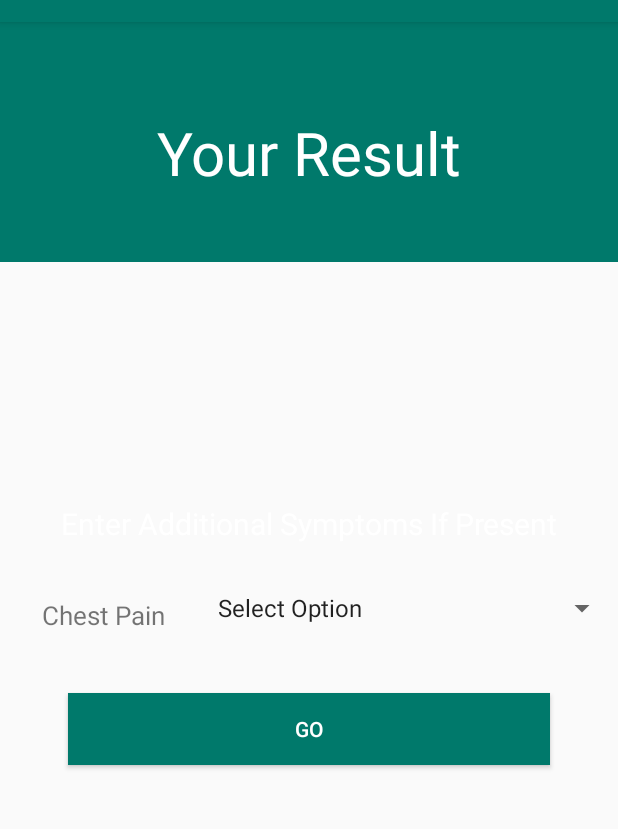
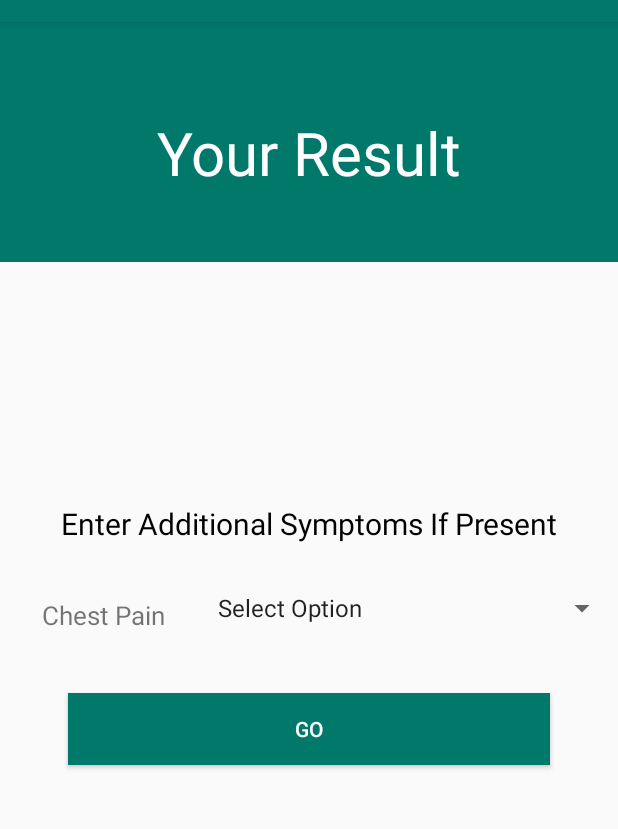
Before and after one commit to princek628/RespirePlus, an Android app: the HeartRateResult screen opened directly, with no data from a screen before it, on a phone screen of 412 x 824 dp, the part 62-891 px from its top. Run offline under Robolectric (Android 15) with nearby library versions, the phone set to English and light mode, and no system bars; our stand-ins replace Volley.

Commit message:
Modified by piyush

```diff
--- a/app/src/main/AndroidManifest.xml
+++ b/app/src/main/AndroidManifest.xml
@@ -54,10 +54,10 @@
 
         </activity>
 
-        <activity android:name=".Emergency" android:theme="@style/Theme.DarkTheme"/>
+        <activity android:name=".Emergency" android:theme="@style/AppTheme.NoActionBar"/>
         <activity android:name=".DoctorLogin" android:theme="@style/AppTheme.NoActionBar"/>
         <activity android:name=".DoctorHome" />
-        <activity android:name=".Prediction">
+        <activity android:name=".Prediction" android:theme="@style/AppTheme.NoActionBar">
 
         </activity>
     </application>
--- a/app/src/main/res/layout/heart_rate_result.xml
+++ b/app/src/main/res/layout/heart_rate_result.xml
@@ -43,7 +43,7 @@
             android:text=""
             android:layout_gravity="center"
             android:fontFamily="sans-serif"
-            android:textColor="@android:color/white"
+            android:textColor="@android:color/black"
             android:textSize="60sp"
             android:textStyle="bold" />
 
@@ -60,7 +60,7 @@
             android:text="Enter Additional Symptoms If Present"
             android:fontFamily="sans-serif"
             android:textSize="20dp"
-            android:textColor="@android:color/white"
+            android:textColor="@android:color/black"
             android:gravity="center"/>!
 
         <LinearLayout
--- a/app/src/main/res/layout/prediction.xml
+++ b/app/src/main/res/layout/prediction.xml
@@ -41,7 +41,7 @@
         android:layout_gravity="center"
         android:gravity="center"
         android:fontFamily="sans-serif"
-        android:textColor="@android:color/white"
+        android:textColor="@android:color/black"
         android:textSize="60sp"
         android:textStyle="bold" />
 
```
Also changed, not shown: app/src/main/java/com/respireplus/respire/Home.java (line endings or trailing spaces).
